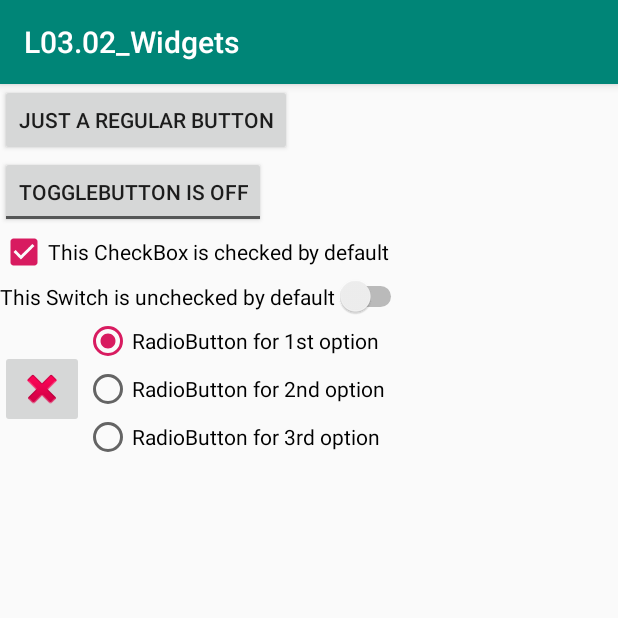
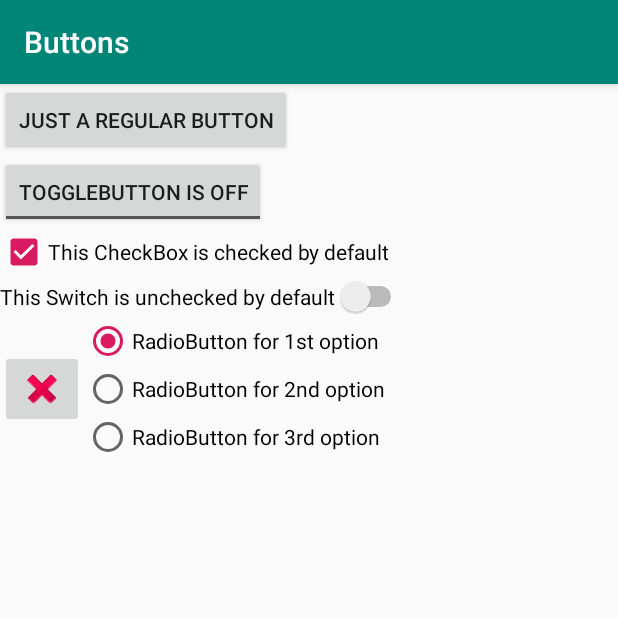
Before and after one commit to ddandres/L03.02_Widgets, an Android app: the ButtonsActivity screen opened directly, with no data from a screen before it, on a phone screen of 412 x 824 dp, the top half of it. Run offline under Robolectric (Android 15) with nearby library versions, the phone set to English and light mode, and no system bars.

Commit message:
Set title for activities

```diff
--- a/app/src/main/java/com/example/android/l0302_widgets/ButtonsActivity.java
+++ b/app/src/main/java/com/example/android/l0302_widgets/ButtonsActivity.java
@@ -24,6 +24,9 @@ public class ButtonsActivity extends AppCompatActivity {
         super.onCreate(savedInstanceState);
         setContentView(R.layout.activity_buttons);
 
+        // Set the title of the Activity
+        setTitle(R.string.buttons);
+
         rgGroup = findViewById(R.id.rgGroup);
 
         sSwitch = findViewById(R.id.sSwitch);
--- a/app/src/main/java/com/example/android/l0302_widgets/TextFieldsActivity.java
+++ b/app/src/main/java/com/example/android/l0302_widgets/TextFieldsActivity.java
@@ -20,6 +20,9 @@ public class TextFieldsActivity extends AppCompatActivity {
     protected void onCreate(Bundle savedInstanceState) {
         super.onCreate(savedInstanceState);
         setContentView(R.layout.activity_text_fields);
+
+        // Set the title of the Activity
+        setTitle(R.string.text_string);
 
         // Get a reference to the text field for entering passwords
         final EditText etPassword = findViewById(R.id.etPassword);
--- a/app/src/main/java/com/example/android/l0302_widgets/WidgetsActivity.java
+++ b/app/src/main/java/com/example/android/l0302_widgets/WidgetsActivity.java
@@ -20,6 +20,9 @@ public class WidgetsActivity extends AppCompatActivity {
     protected void onCreate(Bundle savedInstanceState) {
         super.onCreate(savedInstanceState);
         setContentView(R.layout.activity_widgets);
+
+        // Set the title of the Activity
+        setTitle(R.string.widgets);
 
         final ProgressBar pbProgress = findViewById(R.id.pbIndefiniteProgress);
 
```
